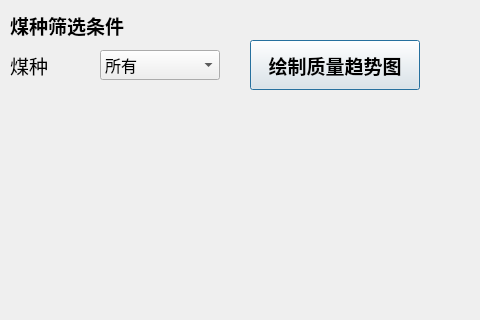
Before: the Qt Designer form index_trend_dialog.ui in jchxu/GUI_Coal_Base, drawn with Qt 5; both pictures show x 0 to 480 and y 0 to 320 of the 1200 by 600 pixel window.
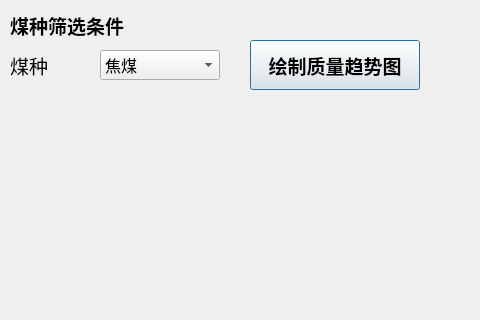
After: the same form once the commit is applied.

Diff of the .ui file:
```diff
--- a/index_trend_dialog.ui
+++ b/index_trend_dialog.ui
@@ -70,11 +70,6 @@
      <pointsize>12</pointsize>
     </font>
    </property>
-   <item>
-    <property name="text">
-     <string>所有</string>
-    </property>
-   </item>
    <item>
     <property name="text">
      <string>焦煤</string>
```
